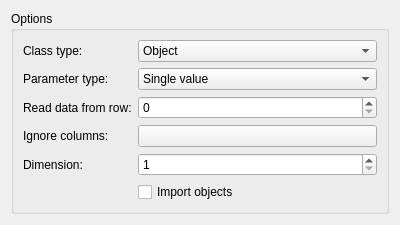
Old version of the form spinetoolbox/ui/import_mapping_options.ui in the repository spine-tools/Spine-Toolbox.
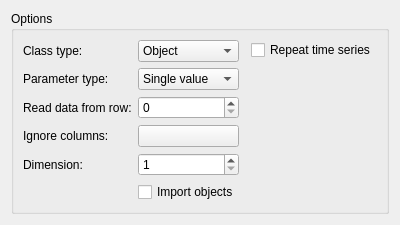
New version of the form.

Commit message:
Enable time series 'repeat' in Importer
It is now possible to set the 'repeat' flag when importing time series
in Importer.

Re #521

Diff of the .ui file:
```diff
--- a/spinetoolbox/ui/import_mapping_options.ui
+++ b/spinetoolbox/ui/import_mapping_options.ui
@@ -19,7 +19,7 @@
     <x>0</x>
     <y>0</y>
     <width>400</width>
-    <height>203</height>
+    <height>204</height>
    </rect>
   </property>
   <property name="windowTitle">
@@ -31,7 +31,7 @@
      <property name="title">
       <string>Options</string>
      </property>
-     <layout class="QVBoxLayout" name="verticalLayout_2">
+     <layout class="QHBoxLayout" name="horizontalLayout">
       <item>
        <layout class="QFormLayout" name="optons_layout">
         <item row="0" column="0">
@@ -143,6 +143,20 @@
         </item>
        </layout>
       </item>
+      <item>
+       <layout class="QFormLayout" name="time_series_options_layout">
+        <item row="0" column="1">
+         <widget class="QCheckBox" name="time_series_repeat_check_box">
+          <property name="toolTip">
+           <string>Set the repeat flag for all imported time series</string>
+          </property>
+          <property name="text">
+           <string>Repeat time series</string>
+          </property>
+         </widget>
+        </item>
+       </layout>
+      </item>
      </layout>
     </widget>
    </item>
```
Left out of the diff: 2 changed lines with no effect on the pictures. The commit also changes 40 other files.
